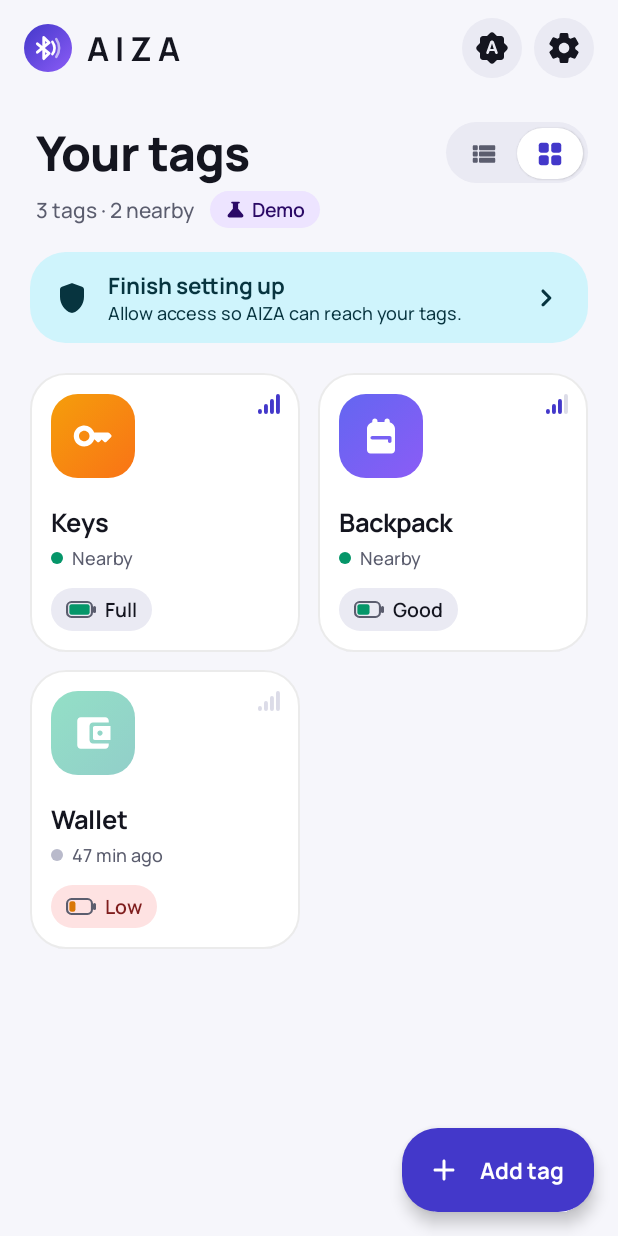
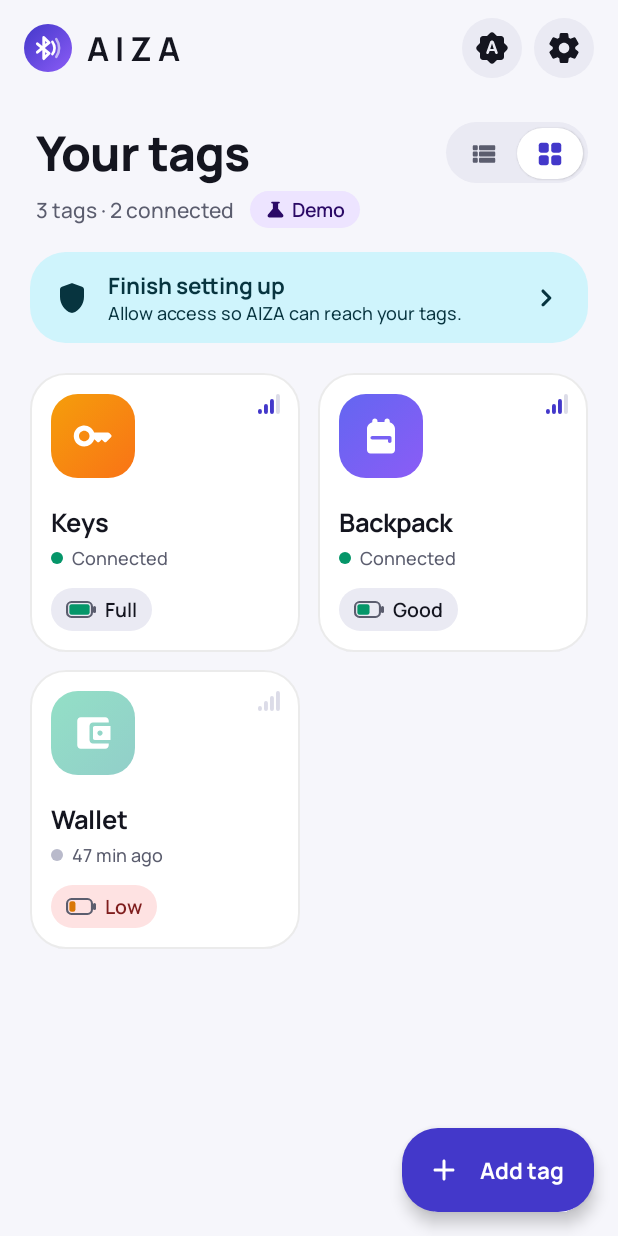
Before and after one commit to Chanevan317/Aiza-BLE-Beacon, an Android app built with Jetpack Compose: the composable HomeScreen shown on its own in the app's theme, after a tap on "Finish setting up", on a phone screen of 412 x 824 dp. Run offline under Robolectric (Android 15) with nearby library versions, the phone set to English and light mode, and no system bars; libraries missing offline, so code that uses them is left out: dev.chrisbanes.haze; 3 other taps on this screen came first.

Commit message:
Show tags as connected or last seen
- FR-STA-01: status is "Connected" (heard within a minute with a live
  link) or "Seen <time> ago"; "Nearby" stayed on across the whole
  house because the BLE link holds through walls.
- Home header counts connected tags. Signal bars use the median of
  the last 3 connection readings, polled every 3 s.

```diff
--- a/aiza_app/app/src/main/kotlin/com/aiza/app/ui/home/HomeScreen.kt
+++ b/aiza_app/app/src/main/kotlin/com/aiza/app/ui/home/HomeScreen.kt
@@ -2,6 +2,7 @@
 
 package com.aiza.app.ui.home
 
+import com.aiza.data.tags.Presence
 import com.aiza.app.ui.components.fadeTopEdge
 import androidx.compose.animation.AnimatedContent
 import androidx.compose.animation.AnimatedVisibility
@@ -221,7 +222,7 @@ private fun Header(state: HomeState, onToggleLayout: () -> Unit, modifier: Modif
         Row(verticalAlignment = Alignment.CenterVertically) {
             val n = state.tags.size
             Text(
-                "$n ${if (n == 1) "tag" else "tags"} · ${state.nearbyCount} nearby",
+                "$n ${if (n == 1) "tag" else "tags"} · ${state.nearbyCount} connected",
                 style = MaterialTheme.typography.bodyMedium,
                 color = MaterialTheme.colorScheme.onSurfaceVariant,
             )
@@ -317,7 +318,8 @@ private fun LayoutToggle(layout: HomeLayout, onToggle: () -> Unit) {
 /** Card view: square-ish tile, two per row. */
 @Composable
 private fun TagTile(tag: Tag, nowMs: Long, onClick: () -> Unit, modifier: Modifier = Modifier) {
-    val nearby = tag.isNearby(nowMs)
+    val presence = tag.presence(nowMs)
+    val nearby = presence.heard
     AizaCard(modifier.fillMaxWidth(), onClick = onClick, padding = 14.dp) {
         Row(verticalAlignment = Alignment.Top) {
             TagAvatar(tag.icon, size = 56.dp, dimmed = !nearby)
@@ -328,10 +330,10 @@ private fun TagTile(tag: Tag, nowMs: Long, onClick: () -> Unit, modifier: Modifi
         Text(tag.name, style = MaterialTheme.typography.titleMedium, maxLines = 1, overflow = TextOverflow.Ellipsis)
         VSpace(4.dp)
         Row(verticalAlignment = Alignment.CenterVertically) {
-            StatusDot(if (nearby) AizaTheme.extra.success else MaterialTheme.colorScheme.outline)
+            StatusDot(presenceColor(presence))
             HSpace(6.dp)
             Text(
-                if (nearby) "Nearby" else tag.lastSeenEpochMs?.let { relativeTime(it, nowMs) } ?: "Not seen",
+                if (nearby) presence.label else tag.lastSeenEpochMs?.let { relativeTime(it, nowMs) } ?: "Not seen",
                 style = MaterialTheme.typography.bodySmall,
                 color = MaterialTheme.colorScheme.onSurfaceVariant,
                 maxLines = 1,
@@ -344,7 +346,8 @@ private fun TagTile(tag: Tag, nowMs: Long, onClick: () -> Unit, modifier: Modifi
 
 @Composable
 private fun TagCard(tag: Tag, nowMs: Long, onClick: () -> Unit, modifier: Modifier = Modifier) {
-    val nearby = tag.isNearby(nowMs)
+    val presence = tag.presence(nowMs)
+    val nearby = presence.heard
     AizaCard(modifier.fillMaxWidth(), onClick = onClick, padding = 14.dp) {
         Row(verticalAlignment = Alignment.CenterVertically) {
             Box(contentAlignment = Alignment.Center) {
@@ -355,7 +358,7 @@ private fun TagCard(tag: Tag, nowMs: Long, onClick: () -> Unit, modifier: Modifi
                 Text(tag.name, style = MaterialTheme.typography.titleMedium, maxLines = 1)
                 VSpace(4.dp)
                 Row(verticalAlignment = Alignment.CenterVertically) {
-                    StatusDot(if (nearby) AizaTheme.extra.success else MaterialTheme.colorScheme.outline)
+                    StatusDot(presenceColor(presence))
                     HSpace(6.dp)
                     Text(
                         statusLine(tag, nowMs),
@@ -378,8 +381,13 @@ private fun TagCard(tag: Tag, nowMs: Long, onClick: () -> Unit, modifier: Modifi
     }
 }
 
+/** Green when connected, grey when not. */
+@Composable
+internal fun presenceColor(p: Presence): Color =
+    if (p == Presence.CONNECTED) AizaTheme.extra.success else MaterialTheme.colorScheme.outline
+
 internal fun statusLine(tag: Tag, nowMs: Long): String = when {
-    tag.isNearby(nowMs) -> "Nearby" + (tag.lastSeenPlace?.let { " · $it" } ?: "")
+    tag.presence(nowMs).heard -> tag.presence(nowMs).label + (tag.lastSeenPlace?.let { " · $it" } ?: "")
     tag.lastSeenEpochMs != null -> "Seen ${relativeTime(tag.lastSeenEpochMs!!, nowMs)}" + (tag.lastSeenPlace?.let { " · $it" } ?: "")
     else -> "Not seen yet"
 }
--- a/aiza_app/app/src/main/kotlin/com/aiza/app/ui/home/HomeViewModel.kt
+++ b/aiza_app/app/src/main/kotlin/com/aiza/app/ui/home/HomeViewModel.kt
@@ -21,7 +21,7 @@ data class HomeState(
     val nowMs: Long = System.currentTimeMillis(),
     val settings: Settings = Settings(),
 ) {
-    val nearbyCount: Int get() = tags.count { it.isNearby(nowMs) }
+    val nearbyCount: Int get() = tags.count { it.presence(nowMs).heard }
 }
 
 class HomeViewModel(private val container: AppContainer) : ViewModel() {
--- a/aiza_app/data/tags/src/main/kotlin/com/aiza/data/tags/Tag.kt
+++ b/aiza_app/data/tags/src/main/kotlin/com/aiza/data/tags/Tag.kt
@@ -18,6 +18,12 @@ enum class BatteryLevel(val label: String) {
             else -> CRITICAL
         }
     }
+}
+
+/** Status shown for a tag (FR-STA-01): connected now, or not (then the app shows when it was last seen). */
+enum class Presence(val label: String) {
+    CONNECTED("Connected"), DISCONNECTED("Disconnected");
+    val heard: Boolean get() = this == CONNECTED
 }
 
 /** What the tag is attached to; the UI maps each value to an icon (FR-SET-02). */
@@ -47,6 +53,10 @@ data class Tag(
     val buttonRingsPhone: Boolean = true,
 ) {
     fun isNearby(nowMs: Long): Boolean = lastSeenEpochMs != null && nowMs - lastSeenEpochMs < NEARBY_WINDOW_MS
+
+    /** Connected = heard within the last minute with a live signal; the link sets the signal to null when it drops. */
+    fun presence(nowMs: Long): Presence =
+        if (isNearby(nowMs) && rssiDbm != null) Presence.CONNECTED else Presence.DISCONNECTED
     val batteryLow: Boolean get() = batteryPercent != null && batteryPercent < LOW_BATTERY_PERCENT
     val batteryLevel: BatteryLevel? get() = BatteryLevel.from(batteryPercent)
 
```
Also changed, not shown: aiza_app/app/src/main/kotlin/com/aiza/app/ble/TagHub.kt (+9 -2 lines), aiza_app/app/src/main/kotlin/com/aiza/app/ui/tag/TagScreen.kt (+5 -3 lines), 2 other files.
